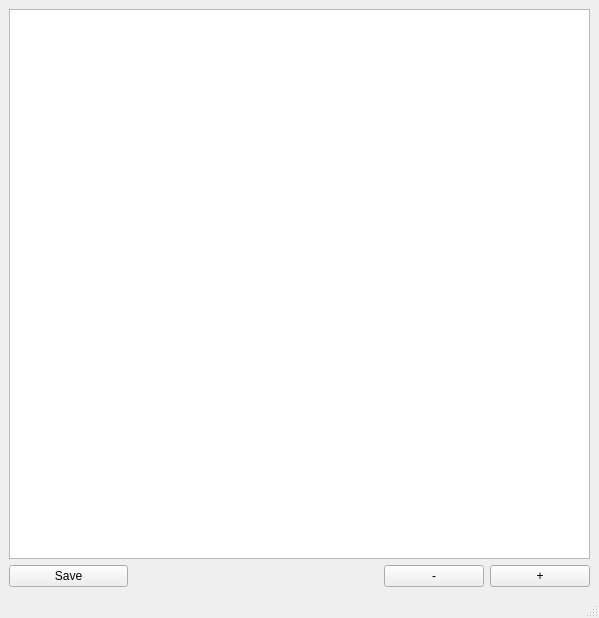
The window that layout/form.ui (alexvobo/SimpleCoinTracker) describes before a commit, drawn with Qt 5.
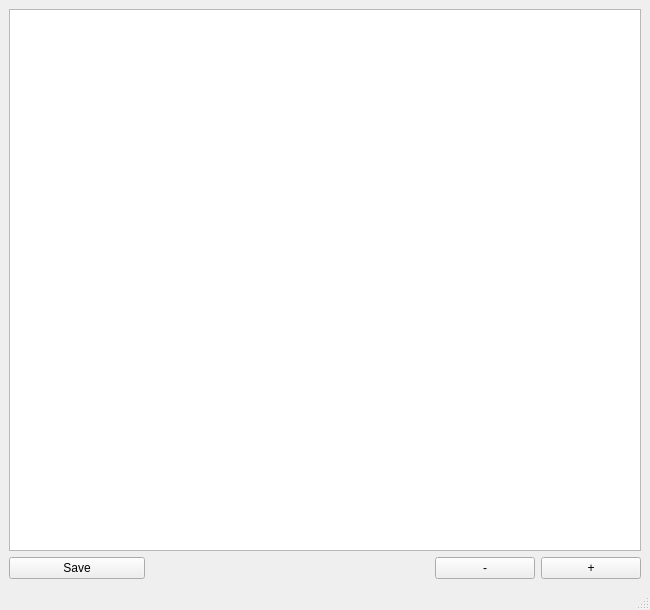
The same window after the commit.

Commit message: Added Kucoin support, cleaned up UI, aligned some stuff, bug fixes

```diff
--- a/layout/form.ui
+++ b/layout/form.ui
@@ -6,10 +6,28 @@
    <rect>
     <x>0</x>
     <y>0</y>
-    <width>599</width>
-    <height>618</height>
+    <width>650</width>
+    <height>610</height>
    </rect>
   </property>
+  <property name="minimumSize">
+   <size>
+    <width>650</width>
+    <height>610</height>
+   </size>
+  </property>
+  <property name="maximumSize">
+   <size>
+    <width>650</width>
+    <height>16777215</height>
+   </size>
+  </property>
+  <property name="baseSize">
+   <size>
+    <width>650</width>
+    <height>610</height>
+   </size>
+  </property>
   <property name="windowTitle">
    <string>layout</string>
   </property>
@@ -24,7 +42,29 @@
     <item row="0" column="0">
      <layout class="QGridLayout" name="gridLayout">
       <item row="0" column="0" colspan="5">
-       <widget class="QTableView" name="table"/>
+       <widget class="QTableView" name="table">
+        <property name="horizontalScrollBarPolicy">
+         <enum>Qt::ScrollBarAlwaysOff</enum>
+        </property>
+        <property name="autoScroll">
+         <bool>false</bool>
+        </property>
+        <property name="alternatingRowColors">
+         <bool>true</bool>
+        </property>
+        <property name="selectionBehavior">
+         <enum>QAbstractItemView::SelectRows</enum>
+        </property>
+        <property name="showGrid">
+         <bool>true</bool>
+        </property>
+        <property name="gridStyle">
+         <enum>Qt::SolidLine</enum>
+        </property>
+        <attribute name="horizontalHeaderStretchLastSection">
+         <bool>false</bool>
+        </attribute>
+       </widget>
       </item>
       <item row="1" column="0">
        <widget class="QPushButton" name="save">
```
Left out of the diff: 2 changed lines with no effect on the pictures. The commit also changes 6 other files.
